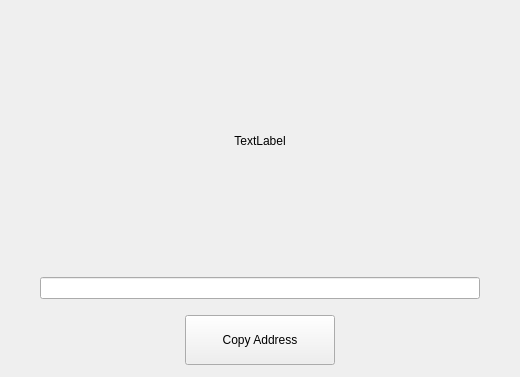
Above: src/qt/forms/receivetokenpage.ui from 216k155/lux before the change. Below: the same form after it.
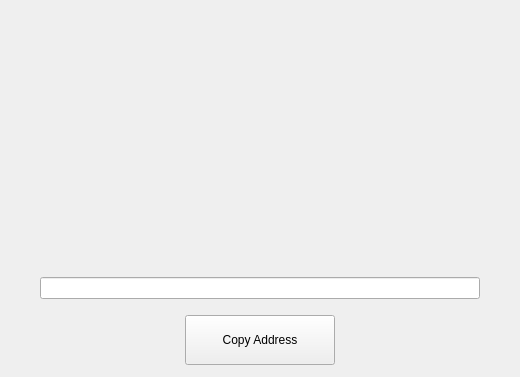
That is the form after the change.

Patch:
```diff
--- a/src/qt/forms/receivetokenpage.ui
+++ b/src/qt/forms/receivetokenpage.ui
@@ -2,6 +2,9 @@
 <ui version="4.0">
  <class>ReceiveTokenPage</class>
  <widget class="QWidget" name="ReceiveTokenPage">
+  <property name="enabled">
+   <bool>true</bool>
+  </property>
   <property name="geometry">
    <rect>
     <x>0</x>
@@ -37,7 +40,7 @@
         </size>
        </property>
        <property name="text">
-        <string>TextLabel</string>
+        <string/>
        </property>
        <property name="alignment">
         <set>Qt::AlignCenter</set>
```
